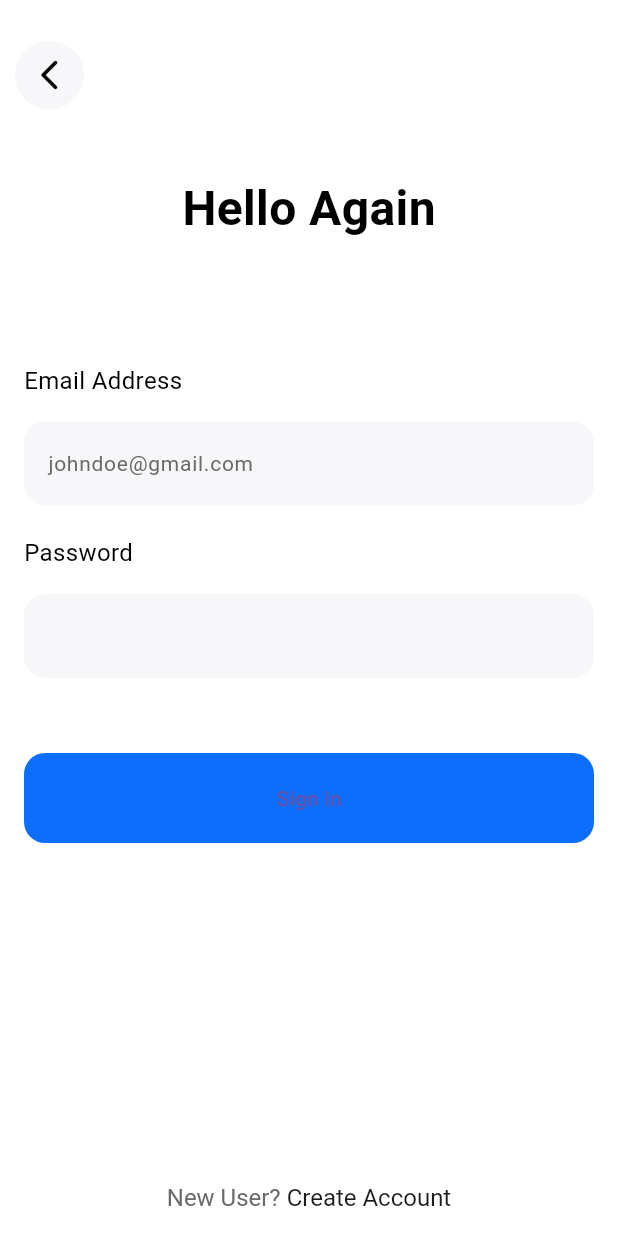
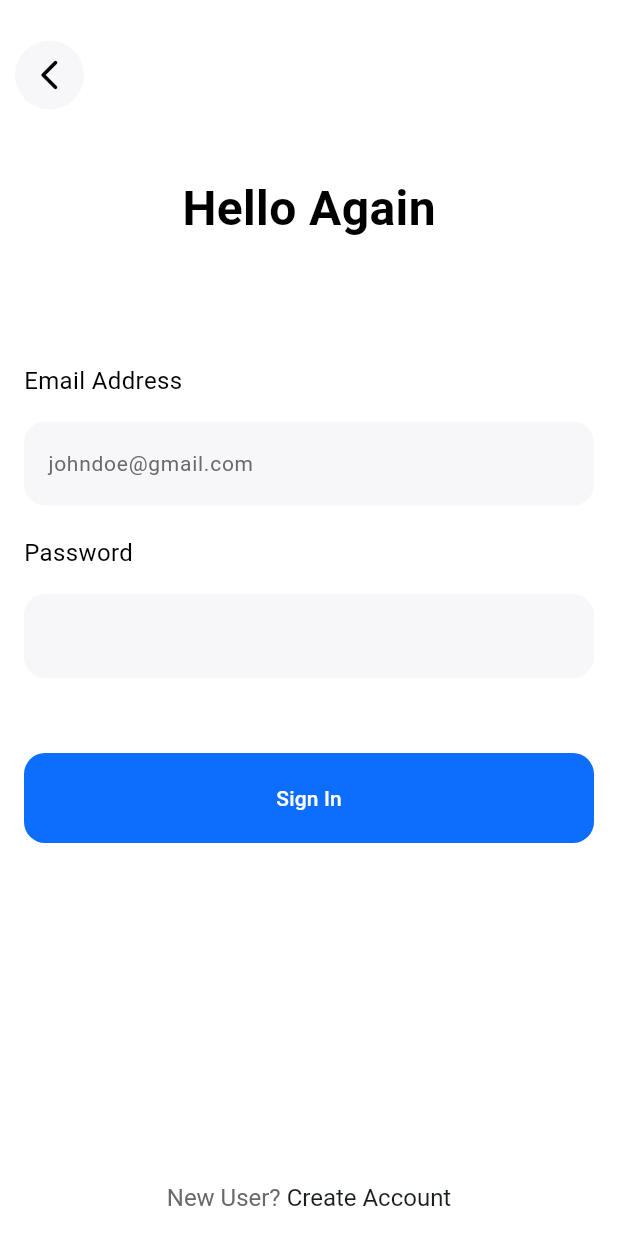
Before and after one commit to SterlingHsu/Bootstrap-Flutter-App, a Flutter app: the screen it shows after launch, on a phone screen of 412 x 824 dp. Run offline on Flutter 3.47's test engine with Material 3 defaults, Android fonts, the phone set to English and light mode, and no system bars; our stand-ins replace firebase_auth, firebase_core, fluttertoast; accounts and stored records are empty.

Commit message:
added logout, fixed button text colors

```diff
--- a/lib/pages/login/login.dart
+++ b/lib/pages/login/login.dart
@@ -145,7 +145,10 @@ class Login extends StatelessWidget {
             password: _passwordController.text,
             context: context);
       },
-      child: const Text("Sign In"),
+      child: const Text(
+        "Sign In",
+        style: TextStyle(color: Colors.white),
+      ),
     );
   }
 
--- a/lib/pages/signup/signup.dart
+++ b/lib/pages/signup/signup.dart
@@ -124,7 +124,10 @@ class Signup extends StatelessWidget {
             password: _passwordController.text,
             context: context);
       },
-      child: const Text("Sign Up"),
+      child: const Text(
+        "Sign Up",
+        style: TextStyle(color: Colors.white),
+      ),
     );
   }
 
```
Also changed, not shown: lib/pages/home/home.dart (+27 -1 lines).
